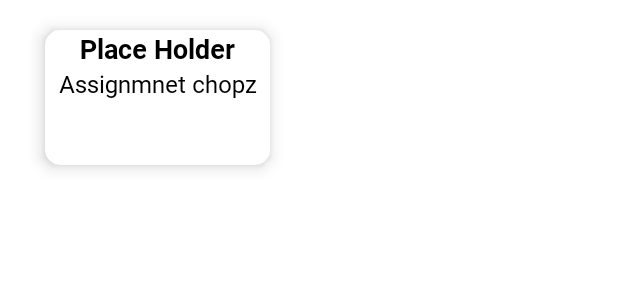
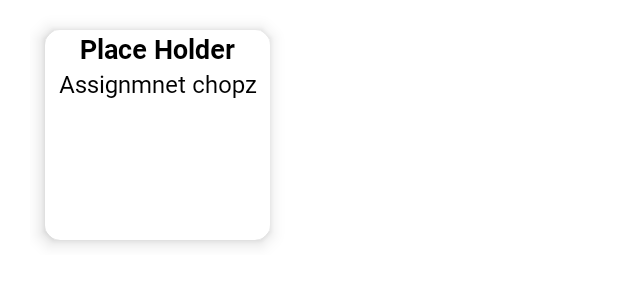
Before and after one commit to KIxn/TaskMate, an Android app: the layout board_room_card.xml on its own in the app's theme, with its tools: preview values and no code run, on a phone screen of 412 x 824 dp. Shown: the top 300 px of the screen. Run offline under Robolectric (Android 15) with nearby library versions, the phone set to English and light mode, and no system bars.

Commit message:
And Done + (small feature in Board Room)... i had to drop some features, but deadline...

```diff
--- a/app/src/main/java/com/example/taskmate/LectAssDialogFrag.java
+++ b/app/src/main/java/com/example/taskmate/LectAssDialogFrag.java
@@ -133,6 +133,7 @@ public class LectAssDialogFrag extends DialogFragment {
                     public void processResponse(String resp) {
                         //Toast.makeText(requireActivity(), resp, Toast.LENGTH_SHORT).show();
                         selectGroup(currentGroupPosition);
+                        edtNewMark.setText("");
                     }
                 });
             }
--- a/app/src/main/res/layout/board_room_card.xml
+++ b/app/src/main/res/layout/board_room_card.xml
@@ -10,7 +10,7 @@
 
     <androidx.cardview.widget.CardView
         android:layout_width="150dp"
-        android:layout_height="90dp"
+        android:layout_height="140dp"
         app:cardElevation="7dp"
         app:cardCornerRadius="10dp"
         android:layout_centerVertical="true"
@@ -21,7 +21,7 @@
         android:foreground="?android:attr/selectableItemBackground"
         app:rippleColor="@color/purple_700">
 
-        <LinearLayout
+        <RelativeLayout
             android:layout_width="match_parent"
             android:layout_height="match_parent"
             android:orientation="vertical">
@@ -34,7 +34,8 @@
                 android:textSize="18sp"
                 android:textAlignment="center"
                 android:text="Place Holder"
-                android:id="@+id/txt_board_grp_name"/>
+                android:id="@+id/txt_board_grp_name"
+                android:layout_centerHorizontal="true"/>
 
             <TextView
                 android:layout_width="match_parent"
@@ -44,9 +45,38 @@
                 android:textSize="16sp"
                 android:textAlignment="center"
                 android:text="Assignmnet chopz"
-                android:id="@+id/txt_board_ass"/>
+                android:id="@+id/txt_board_ass"
+                android:layout_centerHorizontal="true"
+                android:layout_below="@+id/txt_board_grp_name"/>
 
-        </LinearLayout>
+            <com.google.android.material.progressindicator.CircularProgressIndicator
+                android:layout_width="wrap_content"
+                android:layout_height="wrap_content"
+                android:indeterminate="true"
+                app:indicatorColor="#00E317"
+                app:indicatorSize="55dp"
+                android:id="@+id/Board_Room_Mark_Indicator"
+                app:trackColor="#969696"
+                android:layout_weight="1"
+                android:layout_centerHorizontal="true"
+                android:layout_below="@+id/txt_board_ass"
+                android:visibility="gone"
+                />
+
+            <TextView
+                android:layout_width="match_parent"
+                android:layout_height="wrap_content"
+                android:fontFamily="@font/roboto_regular"
+                android:textColor="@color/black"
+                android:text="/100"
+                android:id="@+id/Board_Room_Mark"
+                android:layout_below="@id/Board_Room_Mark_Indicator"
+                android:layout_centerHorizontal="true"
+                android:textAlignment="center"
+                android:layout_marginTop="5dp"
+                android:visibility="gone"/>
+
+        </RelativeLayout>
 
     </androidx.cardview.widget.CardView>
 
```
Also changed, not shown: app/src/main/java/com/example/taskmate/BoardRoomAdapter.java (+16 -2 lines), app/src/main/java/com/example/taskmate/BoardRoomFragment.java (+4 -3 lines), 12 other files.
